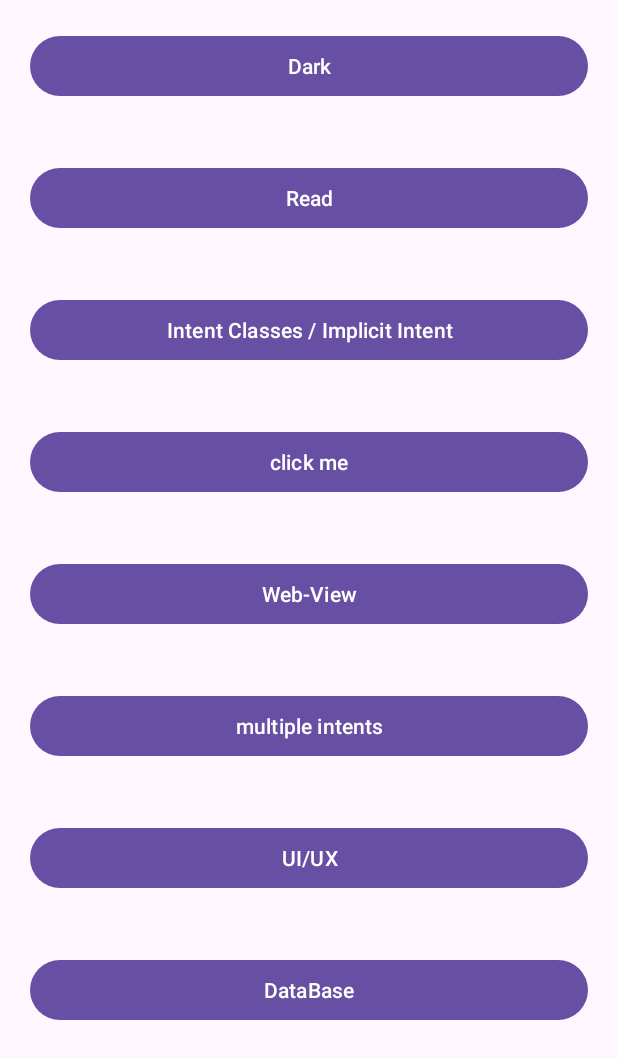
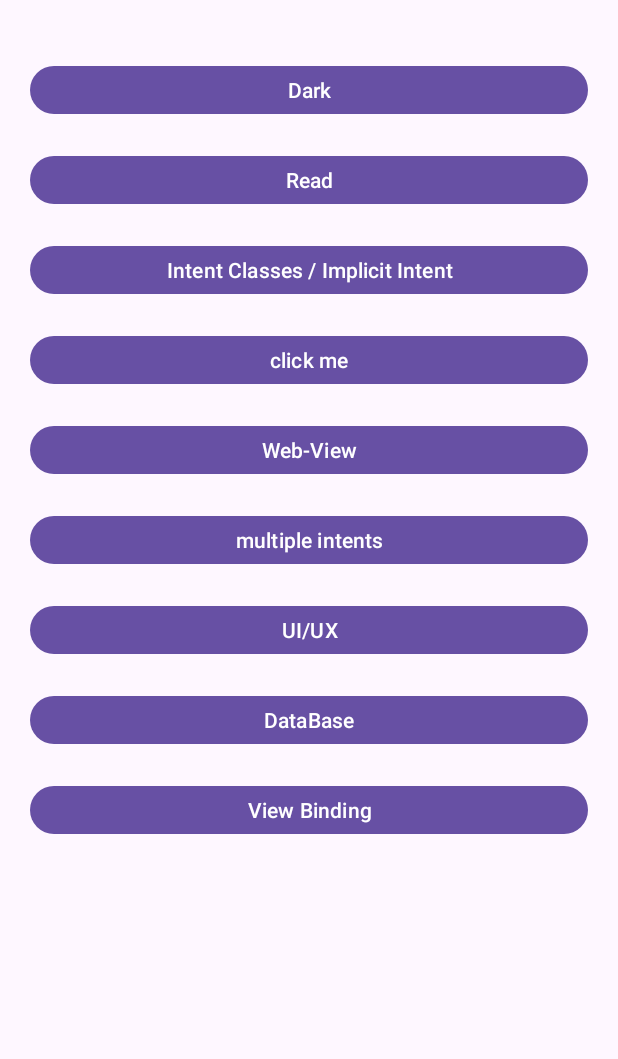
Before and after one commit to sandeepmehra28/Android-with-Kotlin, an Android app built with Jetpack Compose: the screen it shows after launch (MainActivity), on a phone screen of 412 x 824 dp. Shown: the top 1059 px of the screen. Run offline under Robolectric (Android 15) with nearby library versions, the phone set to English and light mode, and no system bars.

Commit message:
Adding new files for android with kotlin

```diff
--- a/app/build.gradle.kts
+++ b/app/build.gradle.kts
@@ -29,6 +29,9 @@ android {
             )
         }
     }
+    buildFeatures {
+        viewBinding = true
+    }
     compileOptions {
         sourceCompatibility = JavaVersion.VERSION_11
         targetCompatibility = JavaVersion.VERSION_11
--- a/app/src/main/AndroidManifest.xml
+++ b/app/src/main/AndroidManifest.xml
@@ -13,6 +13,9 @@
         android:roundIcon="@mipmap/ic_launcher_round"
         android:supportsRtl="true"
         android:theme="@style/Theme.AndroidWithKotlin">
+        <activity
+            android:name=".viewbinding.ViewBindingActivity"
+            android:exported="false" />
         <activity
             android:name=".database_signup.WelcomeActivity"
             android:exported="false" />
--- a/app/src/main/java/com/example/android_with_kotlin/MainActivity.kt
+++ b/app/src/main/java/com/example/android_with_kotlin/MainActivity.kt
@@ -13,6 +13,7 @@ import com.example.android_with_kotlin.database_signup.SignupActivity
 import com.example.android_with_kotlin.intents.ImplicitIntentActivity
 import com.example.android_with_kotlin.multiple_intents_class.CafeMainActivity
 import com.example.android_with_kotlin.uiux.ShowLogoActivity
+import com.example.android_with_kotlin.viewbinding.ViewBindingActivity
 import com.example.android_with_kotlin.views.WebViewActivity
 class MainActivity : AppCompatActivity() {
     override fun onCreate(savedInstanceState: Bundle?) {
@@ -28,6 +29,7 @@ class MainActivity : AppCompatActivity() {
         val mulIntents = findViewById<Button>(R.id.btnMulIntent)
         val uiux = findViewById<Button>(R.id.btnUiUx)
         val DBBtn = findViewById<Button>(R.id.btnDataBase)
+        val btnViewBinding = findViewById<Button>(R.id.btnViewBinding)
         Log.i("INFO TAG","THIS IS MY INFO TAG")
         btnRead.setOnClickListener {
             layout.setBackgroundResource(R.color.yellow)
@@ -61,5 +63,10 @@ class MainActivity : AppCompatActivity() {
             val intent = Intent(this, SignupActivity::class.java)
             startActivity(intent)
         }
+        btnViewBinding.setOnClickListener {
+            val intent = Intent(this, ViewBindingActivity::class.java)
+            startActivity(intent)
+        }
+
     }
 }
--- a/app/src/main/res/layout/activity_main.xml
+++ b/app/src/main/res/layout/activity_main.xml
@@ -10,59 +10,81 @@
 
    <Button
        android:layout_width="match_parent"
-       android:layout_height="wrap_content"
+       android:layout_height="40dp"
        android:id="@+id/btnDark"
        android:text="Dark"
-       android:layout_margin="20dp"
+       android:layout_marginStart="20dp"
+       android:layout_marginEnd="20dp"
+       android:layout_marginTop="40dp"
        />
     <Button
         android:layout_width="match_parent"
-        android:layout_height="wrap_content"
+        android:layout_height="40dp"
         android:id="@+id/btnRead"
         android:text="Read"
-        android:layout_margin="20dp"
+        android:layout_marginTop="20dp"
+        android:layout_marginStart="20dp"
+        android:layout_marginEnd="20dp"
         />
     <Button
         android:layout_width="match_parent"
-        android:layout_height="wrap_content"
+        android:layout_height="40dp"
+        android:layout_marginTop="20dp"
+        android:layout_marginStart="20dp"
+        android:layout_marginEnd="20dp"
         android:id="@+id/btnImplicitIntent"
         android:text="Intent Classes / Implicit Intent"
-        android:layout_margin="20dp"
         />
 
     <Button
         android:id="@+id/btnClickme"
         android:layout_width="match_parent"
-        android:layout_height="wrap_content"
-        android:text="click me"
-        android:layout_margin="20dp"
-        />
+        android:layout_height="40dp"
+        android:layout_marginTop="20dp"
+        android:layout_marginStart="20dp"
+        android:layout_marginEnd="20dp"
+        android:text="click me" />
     <Button
         android:id="@+id/btnWebView"
         android:layout_width="match_parent"
-        android:layout_height="wrap_content"
-        android:text="Web-View"
-        android:layout_margin="20dp"
-        />
+        android:layout_height="40dp"
+        android:layout_marginTop="20dp"
+        android:layout_marginStart="20dp"
+        android:layout_marginEnd="20dp"
+        android:text="Web-View" />
     <Button
         android:id="@+id/btnMulIntent"
         android:layout_width="match_parent"
-        android:layout_height="wrap_content"
-        android:text="multiple intents"
-        android:layout_margin="20dp"
-        />
+        android:layout_height="40dp"
+        android:layout_marginTop="20dp"
+        android:layout_marginStart="20dp"
+        android:layout_marginEnd="20dp"
+        android:text="multiple intents" />
  <Button
      android:id="@+id/btnUiUx"
      android:layout_width="match_parent"
-     android:layout_height="wrap_content"
+     android:layout_height="40dp"
+     android:layout_marginTop="20dp"
+     android:layout_marginStart="20dp"
+     android:layout_marginEnd="20dp"
      android:text="UI/UX"
-     android:layout_margin="20dp"
      />
  <Button
      android:id="@+id/btnDataBase"
      android:layout_width="match_parent"
-     android:layout_height="wrap_content"
+     android:layout_height="40dp"
+     android:layout_marginTop="20dp"
+     android:layout_marginStart="20dp"
+     android:layout_marginEnd="20dp"
      android:text="DataBase"
-     android:layout_margin="20dp"
+     />
+ <Button
+     android:id="@+id/btnViewBinding"
+     android:layout_width="match_parent"
+     android:layout_height="40dp"
+     android:layout_marginTop="20dp"
+     android:layout_marginStart="20dp"
+     android:layout_marginEnd="20dp"
+     android:text="View Binding"
      />
 </LinearLayout>
```
Also changed, not shown: app/src/main/java/com/example/android_with_kotlin/viewbinding/ViewBindingActivity.kt (added, +27 -0 lines), app/src/main/res/layout/activity_view_binding.xml (added, +81 -0 lines), app/src/main/res/drawable/bottom_bg_image.jpg (added), app/src/main/res/drawable/top_bg_image.jpg (added).
